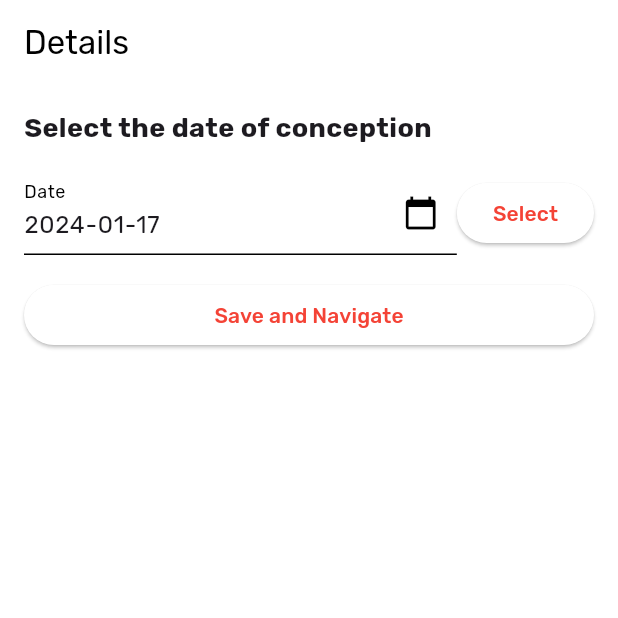
After one commit to adarshnagrikar14/gsc24-garbh, a Flutter app: the SelecDatePage screen opened directly, after a tap on "Save and Navigate", on a phone screen of 412 x 824 dp, the top half of it. The commit adds this screen. Run offline on Flutter 3.47's test engine with Material 3 defaults, Android fonts, the light colour scheme and no system bars; our stand-ins replace firebase_auth, firebase_core, fluttertoast, google_fonts, google_nav_bar, google_sign_in and 3 more; accounts and stored records are empty.

Commit message:
Select Date added

```diff
--- /dev/null
+++ b/lib/dateselect.dart
@@ -0,0 +1,126 @@
+import 'package:flutter/cupertino.dart';
+import 'package:flutter/material.dart';
+import 'package:shared_preferences/shared_preferences.dart';
+
+class SelecDatePage extends StatefulWidget {
+  const SelecDatePage({Key? key}) : super(key: key);
+
+  @override
+  State<SelecDatePage> createState() => _SelecDatePageState();
+}
+
+class _SelecDatePageState extends State<SelecDatePage> {
+  late DateTime selectedDate;
+  final TextEditingController _dateController = TextEditingController();
+
+  @override
+  void initState() {
+    super.initState();
+    selectedDate = DateTime.now();
+    _updateDateText();
+  }
+
+  Future<void> _selectDate(BuildContext context) async {
+    final DateTime currentDate = DateTime.now();
+    final DateTime oneYearAgo = currentDate.subtract(Duration(days: 365));
+
+    DateTime initialDate = selectedDate.isBefore(oneYearAgo)
+        ? oneYearAgo
+        : selectedDate.isAfter(currentDate)
+            ? currentDate
+            : selectedDate;
+
+    final DateTime? picked = await showCupertinoModalPopup(
+      context: context,
+      builder: (BuildContext builder) {
+        return Container(
+          margin: const EdgeInsets.all(
+            10.0,
+          ),
+          height: 300.0,
+          decoration: BoxDecoration(
+            color: Colors.white,
+            borderRadius: BorderRadius.circular(15.0),
+          ),
+          // color: Colors.white,
+          child: CupertinoDatePicker(
+            mode: CupertinoDatePickerMode.date,
+            initialDateTime: initialDate,
+            minimumDate: oneYearAgo,
+            maximumDate: currentDate,
+            onDateTimeChanged: (DateTime newDate) {
+              setState(() {
+                selectedDate = newDate;
+              });
+              _updateDateText();
+            },
+          ),
+        );
+      },
+    );
+
+    if (picked != null) {
+      setState(() {
+        selectedDate = picked;
+        _updateDateText();
+      });
+    }
+  }
+
+  void _updateDateText() {
+    _dateController.text = '${selectedDate.toLocal()}'.split(' ')[0];
+  }
+
+  Future<void> _saveDate() async {
+    SharedPreferences prefs = await SharedPreferences.getInstance();
+    prefs.setString('selectedDate', _dateController.text);
+
+    // Navigate to the next activity or page here
+    print('Selected Date: ${_dateController.text}');
+  }
+
+  @override
+  Widget build(BuildContext context) {
+    return Scaffold(
+      appBar: AppBar(
+        title: const Text("Details"),
+      ),
+      body: Padding(
+        padding: const EdgeInsets.all(16.0),
+        child: Column(
+          crossAxisAlignment: CrossAxisAlignment.stretch,
+          children: [
+            const Text(
+              "Select the date of conception",
+              style: TextStyle(fontSize: 18.0, fontWeight: FontWeight.bold),
+            ),
+            const SizedBox(height: 16.0),
+            Row(
+              children: [
+                Expanded(
+                  child: TextField(
+                    controller: _dateController,
+                    readOnly: true,
+                    decoration: const InputDecoration(
+                      labelText: 'Date',
+                      suffixIcon: Icon(Icons.calendar_today),
+                    ),
+                  ),
+                ),
+                ElevatedButton(
+                  onPressed: () => _selectDate(context),
+                  child: const Text('Select'),
+                ),
+              ],
+            ),
+            const SizedBox(height: 16.0),
+            ElevatedButton(
+              onPressed: _saveDate,
+              child: const Text('Save and Navigate'),
+            ),
+          ],
+        ),
+      ),
+    );
+  }
+}
--- a/lib/main.dart
+++ b/lib/main.dart
@@ -26,6 +26,11 @@ class MyApp extends StatelessWidget {
       debugShowCheckedModeBanner: false,
       theme: ThemeData(
         primarySwatch: mySwatchColor,
+        colorScheme: const ColorScheme.light(
+          primary: Colors.red,
+          background: Colors.white,
+          onPrimary: Colors.white,
+        ),
         textTheme: GoogleFonts.rubikTextTheme(
           Theme.of(context).textTheme,
         ),
--- a/lib/user-type/usertype.dart
+++ b/lib/user-type/usertype.dart
@@ -1,7 +1,7 @@
 import 'package:flutter/material.dart';
 import 'package:flutter/services.dart';
 import 'package:garbh/dashboards/parent_dashboard.dart';
-import 'package:garbh/dashboards/preg_women_dashboard.dart';
+import 'package:garbh/dateselect.dart';
 
 class UserTypePage extends StatefulWidget {
   const UserTypePage({super.key});
@@ -50,7 +50,8 @@ class _UserTypePageState extends State<UserTypePage> {
                 Navigator.pushReplacement(
                   context,
                   MaterialPageRoute(
-                    builder: (context) => const PregnantWDashboard(),
+                    builder: (context) => const SelecDatePage(),
+                    // builder: (context) => const PregnantWDashboard(),
                   ),
                 );
               },
```
Also changed, not shown: lib/dashboards/preg_women_dashboard.dart (+15 -6 lines), lib/pw_screens/home.dart (+102 -1 lines).
